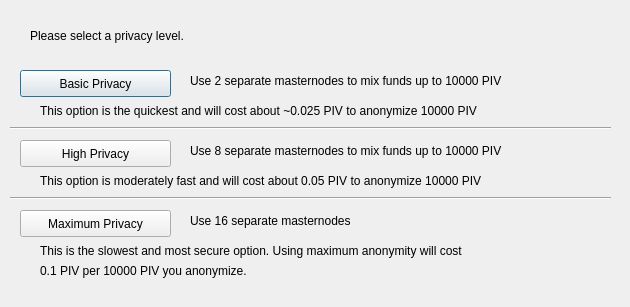
The window that src/qt/forms/obfuscationconfig.ui (eons-finance/ALQO) describes before a commit, drawn with Qt 5.
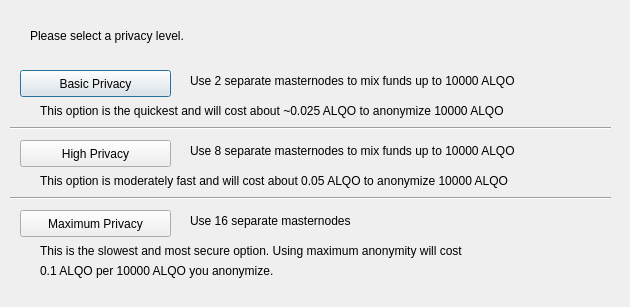
The same window after the commit.

What changed in the file:
```diff
--- a/src/qt/forms/obfuscationconfig.ui
+++ b/src/qt/forms/obfuscationconfig.ui
@@ -75,7 +75,7 @@
     </rect>
    </property>
    <property name="text">
-    <string>Use 2 separate masternodes to mix funds up to 10000 PIV</string>
+    <string>Use 2 separate masternodes to mix funds up to 10000 ALQO</string>
    </property>
   </widget>
   <widget class="QLabel" name="label_3">
@@ -88,7 +88,7 @@
     </rect>
    </property>
    <property name="text">
-    <string>Use 8 separate masternodes to mix funds up to 10000 PIV</string>
+    <string>Use 8 separate masternodes to mix funds up to 10000 ALQO</string>
    </property>
   </widget>
   <widget class="QLabel" name="label_4">
@@ -114,7 +114,7 @@
     </rect>
    </property>
    <property name="text">
-    <string>This option is the quickest and will cost about ~0.025 PIV to anonymize 10000 PIV</string>
+    <string>This option is the quickest and will cost about ~0.025 ALQO to anonymize 10000 ALQO</string>
    </property>
   </widget>
   <widget class="QLabel" name="label_7">
@@ -127,7 +127,7 @@
     </rect>
    </property>
    <property name="text">
-    <string>This option is moderately fast and will cost about 0.05 PIV to anonymize 10000 PIV</string>
+    <string>This option is moderately fast and will cost about 0.05 ALQO to anonymize 10000 ALQO</string>
    </property>
   </widget>
   <widget class="QLabel" name="label_8">
@@ -153,7 +153,7 @@
     </rect>
    </property>
    <property name="text">
-    <string>0.1 PIV per 10000 PIV you anonymize.</string>
+    <string>0.1 ALQO per 10000 ALQO you anonymize.</string>
    </property>
   </widget>
   <widget class="Line" name="line">
```
